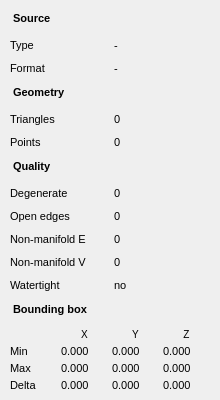
thermeng/SciRender, file src/ui/mesh_info_page.ui: the form before one commit.
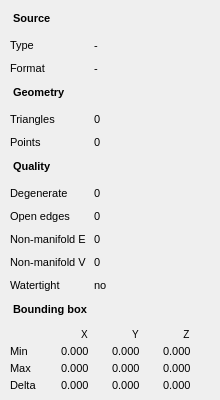
The form after the commit.

Commit message: ui: formating meshinfo panel

Diff of the .ui file:
```diff
--- a/src/ui/mesh_info_page.ui
+++ b/src/ui/mesh_info_page.ui
@@ -45,13 +45,13 @@
         </property>
         <property name="minimumSize">
          <size>
-          <width>100</width>
+          <width>80</width>
           <height>0</height>
          </size>
         </property>
         <property name="maximumSize">
          <size>
-          <width>100</width>
+          <width>80</width>
           <height>16777215</height>
          </size>
         </property>
@@ -87,13 +87,13 @@
         </property>
         <property name="minimumSize">
          <size>
-          <width>100</width>
+          <width>80</width>
           <height>0</height>
          </size>
         </property>
         <property name="maximumSize">
          <size>
-          <width>100</width>
+          <width>80</width>
           <height>16777215</height>
          </size>
         </property>
@@ -139,13 +139,13 @@
         </property>
         <property name="minimumSize">
          <size>
-          <width>100</width>
+          <width>80</width>
           <height>0</height>
          </size>
         </property>
         <property name="maximumSize">
          <size>
-          <width>100</width>
+          <width>80</width>
           <height>16777215</height>
          </size>
         </property>
@@ -181,13 +181,13 @@
         </property>
         <property name="minimumSize">
          <size>
-          <width>100</width>
+          <width>80</width>
           <height>0</height>
          </size>
         </property>
         <property name="maximumSize">
          <size>
-          <width>100</width>
+          <width>80</width>
           <height>16777215</height>
          </size>
         </property>
@@ -233,13 +233,13 @@
         </property>
         <property name="minimumSize">
          <size>
-          <width>100</width>
+          <width>80</width>
           <height>0</height>
          </size>
         </property>
         <property name="maximumSize">
          <size>
-          <width>100</width>
+          <width>80</width>
           <height>16777215</height>
          </size>
         </property>
@@ -275,13 +275,13 @@
         </property>
         <property name="minimumSize">
          <size>
-          <width>100</width>
+          <width>80</width>
           <height>0</height>
          </size>
         </property>
         <property name="maximumSize">
          <size>
-          <width>100</width>
+          <width>80</width>
           <height>16777215</height>
          </size>
         </property>
@@ -317,13 +317,13 @@
         </property>
         <property name="minimumSize">
          <size>
-          <width>100</width>
+          <width>80</width>
           <height>0</height>
          </size>
         </property>
         <property name="maximumSize">
          <size>
-          <width>100</width>
+          <width>80</width>
           <height>16777215</height>
          </size>
         </property>
@@ -359,13 +359,13 @@
         </property>
         <property name="minimumSize">
          <size>
-          <width>100</width>
+          <width>80</width>
           <height>0</height>
          </size>
         </property>
         <property name="maximumSize">
          <size>
-          <width>100</width>
+          <width>80</width>
           <height>16777215</height>
          </size>
         </property>
@@ -401,13 +401,13 @@
         </property>
         <property name="minimumSize">
          <size>
-          <width>100</width>
+          <width>80</width>
           <height>0</height>
          </size>
         </property>
         <property name="maximumSize">
          <size>
-          <width>100</width>
+          <width>80</width>
           <height>16777215</height>
          </size>
         </property>
```
The commit also changes 1 other file.
